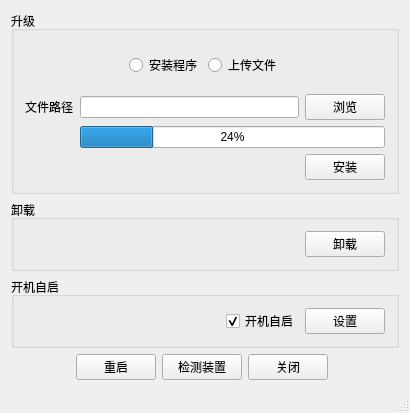
shi-jq/LINKS004-YRFID-PC-CPlus, file upgrade_tool/adb_tool.ui: the form before one commit.
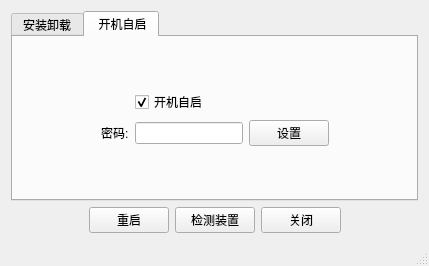
The form after the commit. The open tabs and pages were chosen to show the change.

What changed in the file:
```diff
--- a/upgrade_tool/adb_tool.ui
+++ b/upgrade_tool/adb_tool.ui
@@ -6,20 +6,37 @@
    <rect>
     <x>0</x>
     <y>0</y>
-    <width>410</width>
-    <height>355</height>
+    <width>429</width>
+    <height>253</height>
    </rect>
   </property>
   <property name="windowTitle">
    <string>adb_tool</string>
   </property>
   <widget class="QWidget" name="centralWidget">
-   <layout class="QGridLayout" name="gridLayout_5">
-    <item row="2" column="0" colspan="2">
-     <widget class="QGroupBox" name="groupBox">
-      <property name="title">
-       <string>升级</string>
+   <layout class="QGridLayout" name="gridLayout_4">
+    <item row="0" column="1">
+     <spacer name="verticalSpacer">
+      <property name="orientation">
+       <enum>Qt::Vertical</enum>
       </property>
+      <property name="sizeHint" stdset="0">
+       <size>
+        <width>20</width>
+        <height>40</height>
+       </size>
+      </property>
+     </spacer>
+    </item>
+    <item row="1" column="0" colspan="2">
+     <widget class="QTabWidget" name="tabWidget">
+      <property name="currentIndex">
+       <number>0</number>
+      </property>
+      <widget class="QWidget" name="tab_2">
+       <attribute name="title">
+        <string>安装卸载</string>
+       </attribute>
       <layout class="QGridLayout" name="gridLayout_2">
        <item row="0" column="0">
         <widget class="QWidget" name="installtypewdg" native="true">
@@ -117,31 +134,7 @@
            </property>
           </widget>
          </item>
-        </layout>
-       </item>
-      </layout>
-     </widget>
-    </item>
-    <item row="3" column="0" colspan="2">
-     <widget class="QGroupBox" name="groupBox_2">
-      <property name="title">
-       <string>卸载</string>
-      </property>
-      <layout class="QGridLayout" name="gridLayout_3">
-       <item row="0" column="0">
-        <spacer name="horizontalSpacer_6">
-         <property name="orientation">
-          <enum>Qt::Horizontal</enum>
-         </property>
-         <property name="sizeHint" stdset="0">
-          <size>
-           <width>288</width>
-           <height>20</height>
-          </size>
-         </property>
-        </spacer>
-       </item>
-       <item row="0" column="1">
+          <item>
         <widget class="QPushButton" name="uninstallBtn">
          <property name="text">
           <string>卸载</string>
@@ -149,15 +142,35 @@
         </widget>
        </item>
       </layout>
-     </widget>
-    </item>
-    <item row="4" column="0" colspan="2">
-     <widget class="QGroupBox" name="groupBox_3">
-      <property name="title">
-       <string>开机自启</string>
-      </property>
-      <layout class="QGridLayout" name="gridLayout_4">
-       <item row="0" column="1">
+        </item>
+       </layout>
+      </widget>
+      <widget class="QWidget" name="tab">
+       <attribute name="title">
+        <string> 开机自启</string>
+       </attribute>
+       <layout class="QGridLayout" name="gridLayout_3">
+        <item row="2" column="1">
+         <spacer name="horizontalSpacer_8">
+          <property name="orientation">
+           <enum>Qt::Horizontal</enum>
+          </property>
+          <property name="sizeHint" stdset="0">
+           <size>
+            <width>40</width>
+            <height>20</height>
+           </size>
+          </property>
+         </spacer>
+        </item>
+        <item row="2" column="2">
+         <widget class="QLabel" name="label">
+          <property name="text">
+           <string>密码:</string>
+          </property>
+         </widget>
+        </item>
+        <item row="1" column="3">
         <widget class="QCheckBox" name="bootCkb">
          <property name="text">
           <string>开机自启</string>
@@ -167,15 +180,48 @@
          </property>
         </widget>
        </item>
-       <item row="0" column="2">
+        <item row="2" column="3">
+         <widget class="QLineEdit" name="lineEdit">
+          <property name="text">
+           <string/>
+          </property>
+         </widget>
+        </item>
+        <item row="2" column="4">
         <widget class="QPushButton" name="setbootBtn">
          <property name="text">
           <string>设置</string>
          </property>
         </widget>
        </item>
-       <item row="0" column="0">
-        <spacer name="horizontalSpacer_8">
+        <item row="0" column="2">
+         <spacer name="verticalSpacer_4">
+          <property name="orientation">
+           <enum>Qt::Vertical</enum>
+          </property>
+          <property name="sizeHint" stdset="0">
+           <size>
+            <width>20</width>
+            <height>40</height>
+           </size>
+          </property>
+         </spacer>
+        </item>
+        <item row="3" column="3">
+         <spacer name="verticalSpacer_3">
+          <property name="orientation">
+           <enum>Qt::Vertical</enum>
+          </property>
+          <property name="sizeHint" stdset="0">
+           <size>
+            <width>20</width>
+            <height>40</height>
+           </size>
+          </property>
+         </spacer>
+        </item>
+        <item row="2" column="5">
+         <spacer name="horizontalSpacer_6">
          <property name="orientation">
           <enum>Qt::Horizontal</enum>
          </property>
@@ -189,11 +235,22 @@
        </item>
       </layout>
      </widget>
+     </widget>
     </item>
-    <item row="0" column="0" colspan="2">
-     <layout class="QHBoxLayout" name="horizontalLayout_2"/>
+    <item row="2" column="0">
+     <spacer name="verticalSpacer_2">
+      <property name="orientation">
+       <enum>Qt::Vertical</enum>
+      </property>
+      <property name="sizeHint" stdset="0">
+       <size>
+        <width>20</width>
+        <height>40</height>
+       </size>
+      </property>
+     </spacer>
     </item>
-    <item row="6" column="0">
+    <item row="3" column="0" colspan="2">
      <layout class="QHBoxLayout" name="horizontalLayout">
       <item>
        <spacer name="horizontalSpacer">
@@ -244,32 +301,6 @@
       </item>
      </layout>
     </item>
-    <item row="1" column="0">
-     <spacer name="verticalSpacer">
-      <property name="orientation">
-       <enum>Qt::Vertical</enum>
-      </property>
-      <property name="sizeHint" stdset="0">
-       <size>
-        <width>20</width>
-        <height>40</height>
-       </size>
-      </property>
-     </spacer>
-    </item>
-    <item row="5" column="0">
-     <spacer name="verticalSpacer_2">
-      <property name="orientation">
-       <enum>Qt::Vertical</enum>
-      </property>
-      <property name="sizeHint" stdset="0">
-       <size>
-        <width>20</width>
-        <height>40</height>
-       </size>
-      </property>
-     </spacer>
-    </item>
    </layout>
   </widget>
   <widget class="QStatusBar" name="statusBar"/>
```
Left out of the diff: 14 changed lines with no effect on the pictures. Lines whose indentation alone changed are shown as unchanged.
